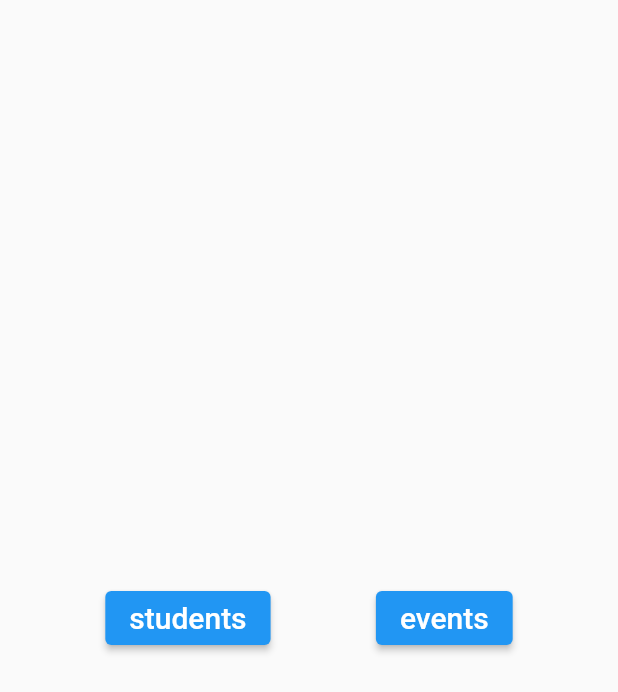
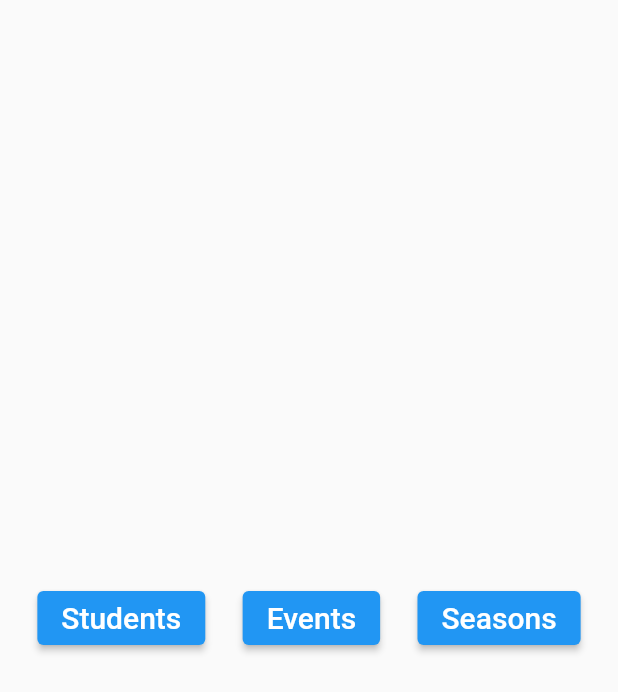
Before and after one commit to AhmedAbdoElhawary/scouts_systems_project, a Flutter app: the screen it shows after launch, on a phone screen of 412 x 824 dp. Shown: the top 692 px of the screen. Run offline on Flutter 3.47's test engine with Material 2 defaults, Android fonts, the phone set to English and light mode, and no system bars; our stand-ins replace cloud_firestore, firebase_auth, firebase_core, fluttertoast, random_string; accounts and stored records are empty.

Commit message:
add seasons button

```diff
--- a/lib/home_screen.dart
+++ b/lib/home_screen.dart
@@ -3,6 +3,7 @@ import 'package:flutter/material.dart';
 import 'package:flutter/rendering.dart';
 import 'package:flutter/widgets.dart';
 import 'package:scouts_system/view/events/events_screen.dart';
+import 'package:scouts_system/view/seasons/seasons_screen.dart';
 import 'package:scouts_system/view/students/students_screen.dart';
 import 'common_ui/primary_button.dart';
 
@@ -17,8 +18,10 @@ class HomeScreen extends StatelessWidget {
             crossAxisAlignment: CrossAxisAlignment.center,
             mainAxisAlignment: MainAxisAlignment.spaceEvenly,
             children: [
-              PrimaryButton(moveToPage: StudentsPage(), text: "students"),
-              PrimaryButton(moveToPage: EventsPage(), text: "events"),
+              PrimaryButton(moveToPage: StudentsPage(), text: "Students"),
+              PrimaryButton(moveToPage: EventsPage(), text: "Events"),
+              PrimaryButton(moveToPage: SeasonsPage(), text: "Seasons"),
+
             ],
           ),
         ),
```
